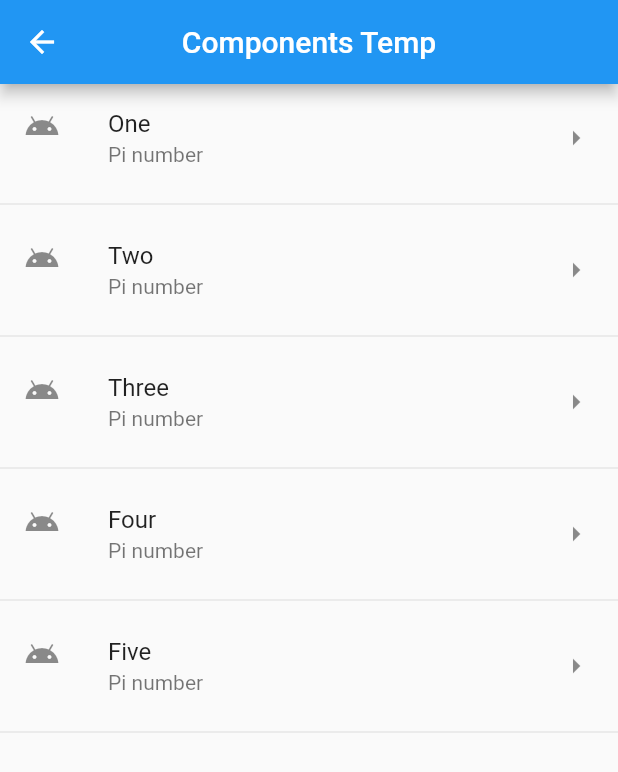
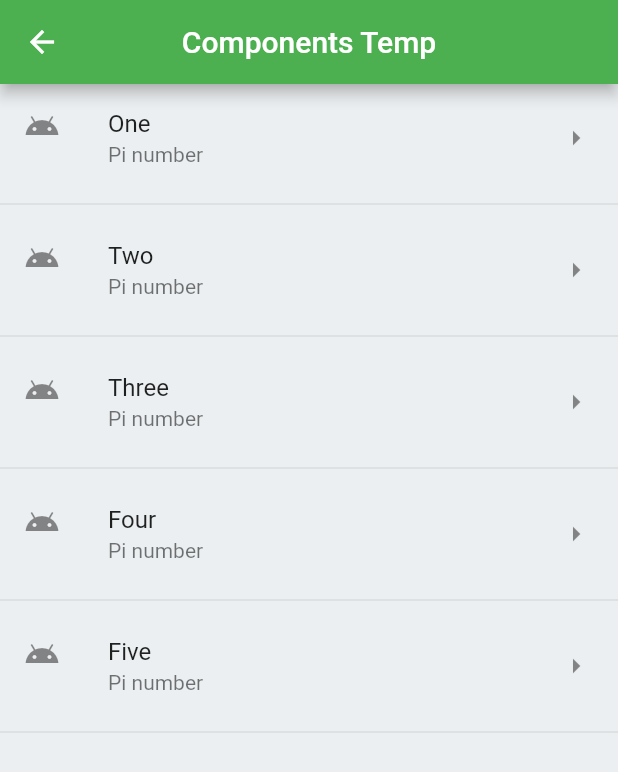
Before and after one commit to jas095/components_app, a Flutter app: the HomePageTemp screen opened directly, on a phone screen of 412 x 824 dp. Shown: the top 772 px of the screen. Run offline on Flutter 3.47's test engine with Material 2 defaults, Android fonts, the phone set to English and light mode, and no system bars; network calls fail.

Commit message:
Adjusting the Scaffold properties

```diff
--- a/lib/src/pages/alert_page.dart
+++ b/lib/src/pages/alert_page.dart
@@ -6,6 +6,7 @@ class AlertPage extends StatelessWidget {
   @override
   Widget build(BuildContext context) {
     return Scaffold(
+      backgroundColor: Colors.blueGrey[50],
       appBar: AppBar(
         title: Text('Alert Page'),
         backgroundColor: Colors.green,
@@ -18,7 +19,6 @@ class AlertPage extends StatelessWidget {
             shape: StadiumBorder(),
             onPressed: () => _showAlert(context)),
       ),
-      backgroundColor: Colors.blueGrey[50],
       floatingActionButton: FloatingActionButton(
         child: Icon(Icons.keyboard_backspace),
         onPressed: () {
--- a/lib/src/pages/avatar_page.dart
+++ b/lib/src/pages/avatar_page.dart
@@ -6,6 +6,7 @@ class AvatarPage extends StatelessWidget {
   @override
   Widget build(BuildContext context) {
     return Scaffold(
+      backgroundColor: Colors.blueGrey[50],
       appBar: AppBar(
         title: Text('Avatar Page'),
         backgroundColor: Colors.green,
@@ -13,8 +14,8 @@ class AvatarPage extends StatelessWidget {
           Container(
             padding: EdgeInsets.all(3.3),
             child: CircleAvatar(
-              // child: Text('KL'),
-              //backgroundColor: Colors.black45,
+              //child: Text('KL'),
+              backgroundColor: Colors.black45,
               backgroundImage: NetworkImage(
                   'https://encrypted-tbn0.gstatic.com/images?q=tbn%3AANd9GcSbvzWK4FzUYpoKiq0SVpc3kq5ox1x4rPufbg&usqp=CAU'),
               radius: 25.0,
@@ -36,7 +37,6 @@ class AvatarPage extends StatelessWidget {
               'https://encrypted-tbn0.gstatic.com/images?q=tbn%3AANd9GcSbvzWK4FzUYpoKiq0SVpc3kq5ox1x4rPufbg&usqp=CAU',
         ),
       ),
-      backgroundColor: Colors.blueGrey[50],
       floatingActionButton: FloatingActionButton(
         child: Icon(Icons.keyboard_backspace),
         onPressed: () {
--- a/lib/src/pages/cards_page.dart
+++ b/lib/src/pages/cards_page.dart
@@ -6,11 +6,11 @@ class CardPage extends StatelessWidget {
   @override
   Widget build(BuildContext context) {
     return Scaffold(
+      backgroundColor: Colors.blueGrey[50],
       appBar: AppBar(
         title: Text('Cards'),
         backgroundColor: Colors.green,
       ),
-      backgroundColor: Colors.blueGrey[50],
       floatingActionButton: FloatingActionButton(
         child: Icon(Icons.keyboard_backspace),
         onPressed: () {
--- a/lib/src/pages/home_page.dart
+++ b/lib/src/pages/home_page.dart
@@ -9,13 +9,13 @@ class HomePage extends StatelessWidget {
   @override
   Widget build(BuildContext context) {
     return Scaffold(
+      backgroundColor: Colors.blueGrey[50],
       appBar: AppBar(
         title: Text('Components'),
         centerTitle: true,
         backgroundColor: Colors.green,
       ),
       body: _list(),
-      backgroundColor: Colors.blueGrey[50],
     );
   }
 
--- a/lib/src/pages/home_temp.dart
+++ b/lib/src/pages/home_temp.dart
@@ -6,7 +6,9 @@ class HomePageTemp extends StatelessWidget {
   @override
   Widget build(BuildContext context) {
     return Scaffold(
+      backgroundColor: Colors.blueGrey[50],
       appBar: AppBar(
+        backgroundColor: Colors.green,
         title: Text('Components Temp'),
         centerTitle: true,
       ),
```
